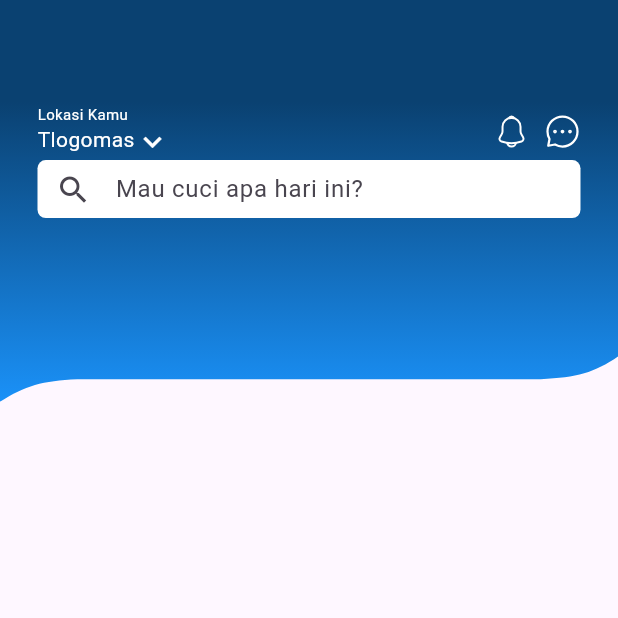
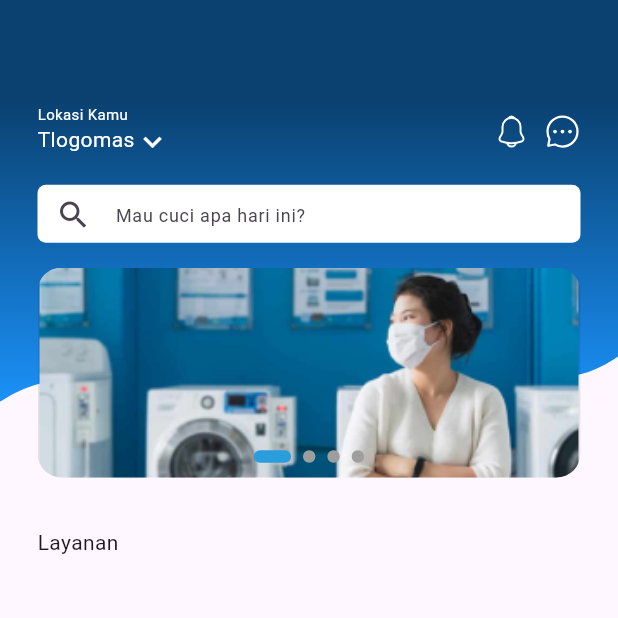
Before and after one commit to LaundryLink/mobile-laundrylink, a Flutter app: the HomeView screen opened by its route, on a phone screen of 412 x 824 dp, the top half of it. Run offline on Flutter 3.47's test engine with Material 3 defaults, Android fonts, the phone set to English and light mode, and no system bars; drawn by our look-alikes of flutter_carousel_widget; our stand-ins replace another_flutter_splash_screen, dio, flutter_svg, get, get_storage; accounts and stored records are empty; network calls fail.

Commit message:
feat: :sparkles: caraousel for dashboard done

```diff
--- a/lib/app/data/utils/resources/app_theme.dart
+++ b/lib/app/data/utils/resources/app_theme.dart
@@ -13,6 +13,7 @@ class _AppColors {
   Color primaryColor = const Color(0xFF0A4171);
   Color secondaryColor = const Color(0xFF2E6EB6);
   Color primaryColorDisable = const Color(0xFF2196EE);
+  Color thirdPrimaryColor = const Color(0xFF2A9DDD);
   Color gradientColor = const Color(0xFF1A91F8);
   Color textButtonPrimary = const Color(0xFF2E6EB6);
   Color textButtonSecondary = const Color(0xFFFFFFFF);
--- a/lib/app/modules/home/controllers/home_controller.dart
+++ b/lib/app/modules/home/controllers/home_controller.dart
@@ -7,10 +7,16 @@ import '../../../data/services/outlet_services.dart';
 class HomeController extends GetxController {
   var outletsList = <Datum>[].obs;
   var isLoading = true.obs;
+  var imageList = <String>[
+    'assets/images/image_caraousel.png',
+    'assets/images/image_caraousel.png',
+    'assets/images/image_caraousel.png',
+    'assets/images/image_caraousel.png',
+  ].obs;
+  var currentIndex = 0.obs;
 
   final OutletsService _outletsService = OutletsService();
 
-  final count = 0.obs;
   @override
   void onInit() {
     super.onInit();
@@ -25,6 +31,10 @@ class HomeController extends GetxController {
   @override
   void onClose() {
     super.onClose();
+  }
+
+  void updateIndex(int index) {
+    currentIndex.value = index;
   }
 
   void fetchOutlets() async {
--- /dev/null
+++ b/lib/app/modules/home/views/custom_caraousel_widget.dart
@@ -0,0 +1,79 @@
+import 'package:flutter/material.dart';
+import 'package:flutter_carousel_widget/flutter_carousel_widget.dart';
+import 'package:get/get.dart';
+
+import '../../../data/utils/resources/app_theme.dart';
+import '../controllers/home_controller.dart';
+
+class CustomCaraouselWidget extends StatelessWidget {
+  const CustomCaraouselWidget({
+    super.key,
+    required this.controller,
+  });
+
+  final HomeController controller;
+
+  @override
+  Widget build(BuildContext context) {
+    return Stack(children: [
+      ClipRRect(
+        borderRadius: BorderRadius.circular(16),
+        child: FlutterCarousel(
+          items: controller.imageList
+              .map((imagePath) => ClipRRect(
+                    borderRadius: BorderRadius.circular(20),
+                    child: Image.asset(
+                      height: Get.height * 0.17,
+                      width: Get.width * 0.9,
+                      imagePath,
+                      fit: BoxFit.cover,
+                    ),
+                  ))
+              .toList(),
+          options: CarouselOptions(
+            showIndicator: false,
+            floatingIndicator: true,
+            height: Get.height * 0.17,
+            enableInfiniteScroll: true,
+            enlargeCenterPage: false,
+            autoPlay: true,
+            aspectRatio: 16 / 9,
+            viewportFraction: 1.1,
+            onPageChanged: (index, reason) {
+              controller.updateIndex(index);
+            },
+          ),
+        ),
+      ),
+      Positioned(
+        bottom: 0,
+        left: 0,
+        right: 0,
+        child: Obx(() {
+          return Row(
+            mainAxisAlignment: MainAxisAlignment.center,
+            children:
+                controller.imageList.asMap().entries.map((entry) {
+              return AnimatedContainer(
+                duration: Duration(milliseconds: 300),
+                width: controller.currentIndex == entry.key
+                    ? Get.width * 0.060
+                    : Get.width * 0.020,
+                height: Get.height * 0.010,
+                margin: EdgeInsets.symmetric(
+                    vertical: 10.0, horizontal: 4.0),
+                decoration: BoxDecoration(
+                  shape: BoxShape.rectangle,
+                  borderRadius: BorderRadius.circular(4),
+                  color: controller.currentIndex == entry.key
+                      ? Resources.color.thirdPrimaryColor
+                      : Colors.grey,
+                ),
+              );
+            }).toList(),
+          );
+        }),
+      )
+    ]);
+  }
+}
--- a/lib/app/modules/home/views/home_view.dart
+++ b/lib/app/modules/home/views/home_view.dart
@@ -6,6 +6,7 @@ import 'package:laundry_link/app/controllers/under_construction_controller.dart'
 
 import '../controllers/home_controller.dart';
 import 'custom_app_bar_widget.dart';
+import 'custom_caraousel_widget.dart';
 
 class HomeView extends GetView<HomeController> {
   const HomeView({Key? key}) : super(key: key);
@@ -29,12 +30,15 @@ class HomeView extends GetView<HomeController> {
               color: Colors.transparent,
               child: Padding(
                 padding: const EdgeInsets.only(left: 25.0, right: 25.0),
-                child: Column(children: [
+                child: Column(crossAxisAlignment: CrossAxisAlignment.start, mainAxisAlignment: MainAxisAlignment.start, children: [
                   CustomAppBar(constructionController: _constructionController),
-                  Container(height: Get.height * 0.047,
+                  SizedBox(height: Get.height * 0.02),
+                  Container(
+                    height: Get.height * 0.047,
                     color: Colors.transparent,
                     child: TextField(
-                      decoration: InputDecoration(contentPadding: EdgeInsets.only(top: 12.0),
+                      decoration: InputDecoration(
+                        contentPadding: EdgeInsets.only(top: 12.0),
                         filled: true,
                         fillColor: Colors.white,
                         focusColor: Colors.white,
@@ -43,6 +47,7 @@ class HomeView extends GetView<HomeController> {
                             gapPadding: 0.0,
                             borderSide: BorderSide.none),
                         hintText: "Mau cuci apa hari ini?",
+                        hintStyle: TextStyle(fontSize: 12, fontWeight: FontWeight.w400),
                         prefixIcon: IconButton(
                           icon: Icon(Icons.search),
                           onPressed: () {
@@ -56,6 +61,11 @@ class HomeView extends GetView<HomeController> {
                       },
                     ),
                   ),
+                  SizedBox(height: Get.height * 0.02),
+                  CustomCaraouselWidget(controller: controller),
+                  SizedBox(height: Get.height * 0.04),
+                  Text("Layanan",textAlign: TextAlign.left,)
+
                   // Column(
                   //   children: [
                   //     Obx(() {
--- a/pubspec.yaml
+++ b/pubspec.yaml
@@ -18,6 +18,7 @@ dependencies:
   font_awesome_flutter: ^10.7.0
   dio: ^5.6.0
   get_storage: ^2.1.1
+  flutter_carousel_widget: ^2.3.0
 
 dev_dependencies:
   flutter_lints: 4.0.0
```
Also changed, not shown: assets/images/image_caraousel.png (added), pubspec.lock.
